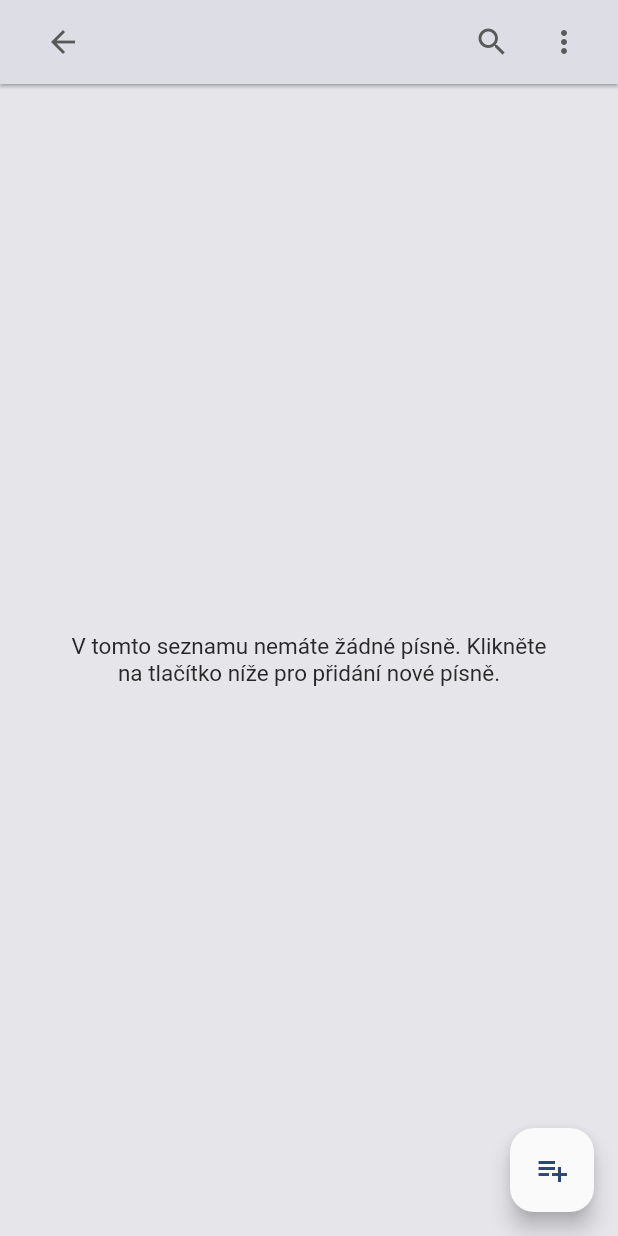
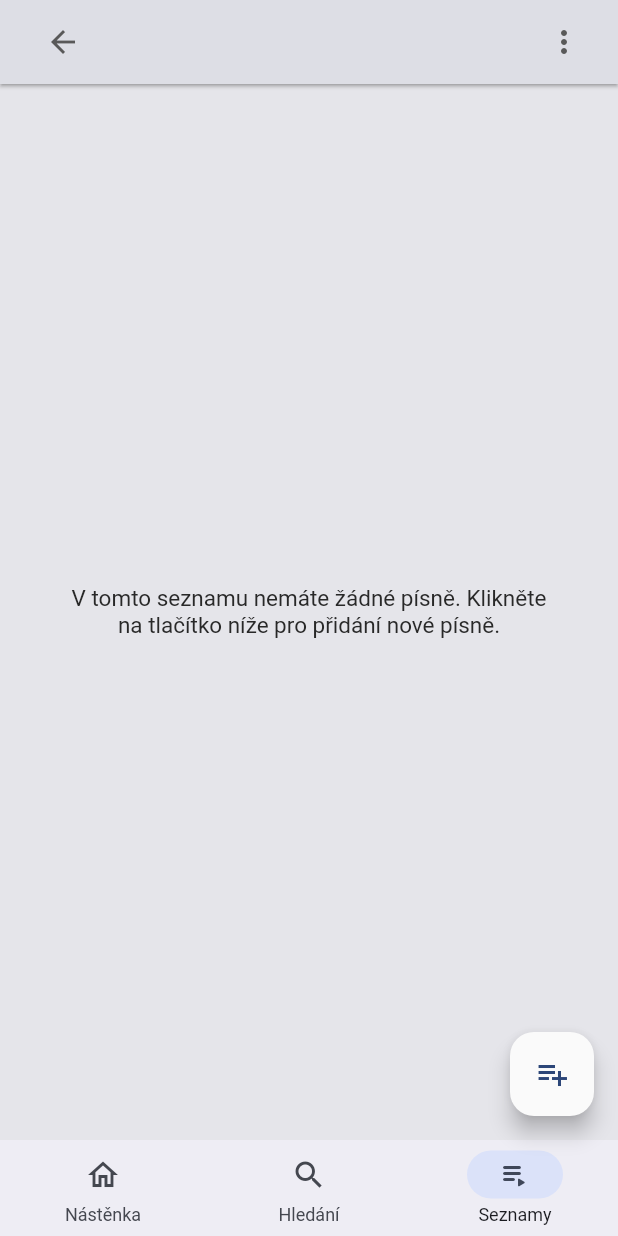
Before and after one commit to glowspace/proscholy-phone, a Flutter app: the PlaylistScreen screen opened directly with empty values, on a phone screen of 412 x 824 dp. Run offline on Flutter 3.47's test engine with Material 2 defaults, Android fonts, the phone set to English and light mode, and no system bars; our stand-ins replace adaptive_dialog, auto_size_text, diacritic, dotted_border, flutter_speed_dial, flutter_svg and 15 more; missing offline and left inert: flutter_cached_pdfview, flutter_quill; accounts and stored records are empty; generated files the repository leaves out were written again; network calls fail; statements that could not run were skipped.

Commit message:
showing bottom navigation bar on different screens

```diff
--- /dev/null
+++ b/lib/components/bottom_navigation_bar.dart
@@ -0,0 +1,51 @@
+import 'package:flutter/material.dart';
+import 'package:zpevnik/models/playlist.dart';
+import 'package:zpevnik/models/songbook.dart';
+import 'package:zpevnik/routes/arguments/search.dart';
+
+const double _navigationBarHeight = 64;
+
+class CustomBottomNavigationBar extends StatelessWidget {
+  final Playlist? playlist;
+  final Songbook? songbook;
+
+  const CustomBottomNavigationBar({Key? key, this.playlist, this.songbook}) : super(key: key);
+
+  @override
+  Widget build(BuildContext context) {
+    return Hero(
+      tag: 'bottomNavigationBar',
+      child: NavigationBar(
+        selectedIndex: ModalRoute.of(context)?.settings.name == '/home' ? 0 : 2,
+        height: _navigationBarHeight,
+        onDestinationSelected: (index) => _onDestinationSelected(context, index),
+        destinations: const [
+          NavigationDestination(
+            selectedIcon: Icon(Icons.home),
+            icon: Icon(Icons.home_outlined),
+            label: 'Nástěnka',
+          ),
+          NavigationDestination(
+            icon: Icon(Icons.search),
+            label: 'Hledání',
+          ),
+          NavigationDestination(
+            icon: Icon(Icons.playlist_play_rounded),
+            label: 'Seznamy',
+          ),
+        ],
+      ),
+    );
+  }
+
+  void _onDestinationSelected(BuildContext context, int index) {
+    if (index == 1) {
+      Navigator.of(context)
+          .pushNamed('/search', arguments: SearchScreenArguments(playlist: playlist, songbook: songbook));
+    } else if (index == 2) {
+      Navigator.of(context).pushNamed('/playlists');
+    } else {
+      Navigator.of(context).popUntil((route) => route.settings.name == '/home');
+    }
+  }
+}
--- a/lib/routes/route_generator.dart
+++ b/lib/routes/route_generator.dart
@@ -10,7 +10,7 @@ import 'package:zpevnik/providers/song_lyrics.dart';
 import 'package:zpevnik/routes/arguments/search.dart';
 import 'package:zpevnik/routes/arguments/song_lyric.dart';
 import 'package:zpevnik/screens/about.dart';
-import 'package:zpevnik/screens/content.dart';
+import 'package:zpevnik/screens/home.dart';
 import 'package:zpevnik/screens/initial.dart';
 import 'package:zpevnik/screens/pdf.dart';
 import 'package:zpevnik/screens/playlist.dart';
@@ -31,7 +31,7 @@ class RouteGenerator {
       case '/about':
         return MaterialPageRoute(settings: settings, builder: (_) => const AboutScreen());
       case '/home':
-        return MaterialPageRoute(settings: settings, builder: (_) => const ContentScreen());
+        return MaterialPageRoute(settings: settings, builder: (_) => const HomeScreen());
       case '/pdf':
         final pdf = settings.arguments as External;
 
--- a/lib/screens/playlist.dart
+++ b/lib/screens/playlist.dart
@@ -2,6 +2,7 @@ import 'package:flutter/material.dart';
 // import 'package:flutter_speed_dial/flutter_speed_dial.dart';
 // import 'package:font_awesome_flutter/font_awesome_flutter.dart';
 import 'package:provider/provider.dart';
+import 'package:zpevnik/components/bottom_navigation_bar.dart';
 import 'package:zpevnik/components/custom/back_button.dart';
 import 'package:zpevnik/components/highlightable.dart';
 // import 'package:zpevnik/components/playlist/action_button.dart';
@@ -62,18 +63,11 @@ class PlaylistScreen extends StatelessWidget {
         title: Text(playlist.name, style: Theme.of(context).textTheme.titleMedium),
         centerTitle: false,
         actions: [
-          Highlightable(
-            onTap: () => Navigator.of(context).pushNamed(
-              '/search',
-              arguments: SearchScreenArguments(playlist: playlist),
-            ),
-            padding: const EdgeInsets.all(kDefaultPadding),
-            child: const Icon(Icons.search),
-          ),
           if (!playlist.isFavorites) PlaylistButton(playlist: playlist, isInAppBar: true, extendPadding: true),
         ],
       ),
       floatingActionButton: floatingActionButton,
+      bottomNavigationBar: CustomBottomNavigationBar(playlist: playlist),
       body: SafeArea(
         child: ChangeNotifierProxyProvider<DataProvider, PlaylistSongLyricsProvider>(
           create: (context) => PlaylistSongLyricsProvider(dataProvider, playlist),
--- a/lib/screens/playlists.dart
+++ b/lib/screens/playlists.dart
@@ -1,4 +1,5 @@
 import 'package:flutter/material.dart';
+import 'package:zpevnik/components/bottom_navigation_bar.dart';
 import 'package:zpevnik/components/custom/back_button.dart';
 import 'package:zpevnik/components/playlist/playlists_list_view.dart';
 import 'package:zpevnik/components/playlist/dialogs.dart';
@@ -19,6 +20,7 @@ class PlaylistsScreen extends StatelessWidget {
         child: const Icon(Icons.add),
         onPressed: () => showPlaylistDialog(context),
       ),
+      bottomNavigationBar: const CustomBottomNavigationBar(),
       body: const SafeArea(child: PlaylistsListView()),
     );
   }
```
Also changed, not shown: lib/screens/content.dart (deleted, +0 -52 lines), lib/screens/home.dart (+7 -1 lines), lib/screens/songbook.dart (+2 -10 lines).
